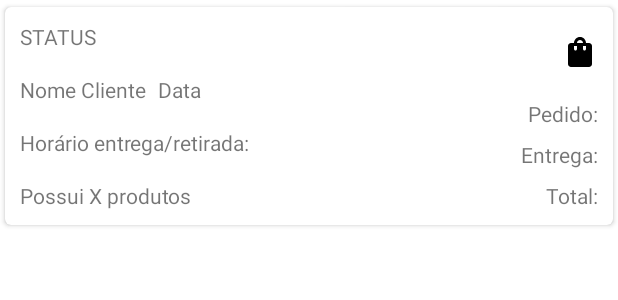
After one commit to MateusAndreatta/GabriellasBrigadeiria, an Android app: the layout order_recycler_item.xml on its own in the app's theme, with its tools: preview values and no code run, on a phone screen of 412 x 824 dp. The commit adds this screen. Shown: the top 300 px of the screen. Run offline under Robolectric (Android 15) with nearby library versions, the phone set to English and light mode, and no system bars.

Commit message:
Orders list

```diff
--- a/app/src/main/java/com/mateusandreatta/gabriellasbrigadeiria/ui/newOrder/NewOrderInfoFragment.java
+++ b/app/src/main/java/com/mateusandreatta/gabriellasbrigadeiria/ui/newOrder/NewOrderInfoFragment.java
@@ -43,7 +43,7 @@ public class NewOrderInfoFragment extends Fragment {
         Log.i(TAG,"onCreateView" );
         newOrderViewModel = new ViewModelProvider(requireActivity()).get(NewOrderViewModel.class);
         spinner = root.findViewById(R.id.spinnerProducts);
-        listView = root.findViewById(R.id.listViewProducts);
+        listView = root.findViewById(R.id.listViewOrderProducts);
         spinnerAdapter = new ArrayAdapter<>(getContext(), android.R.layout.simple_spinner_dropdown_item, new ArrayList<>());
         listViewAdapter =  new ArrayAdapter<>(getActivity(), android.R.layout.simple_list_item_1, android.R.id.text1, new ArrayList<>());
         spinner.setAdapter(spinnerAdapter);
--- a/app/src/main/java/com/mateusandreatta/gabriellasbrigadeiria/ui/product/ProductFragment.java
+++ b/app/src/main/java/com/mateusandreatta/gabriellasbrigadeiria/ui/product/ProductFragment.java
@@ -22,6 +22,8 @@ import com.mateusandreatta.gabriellasbrigadeiria.databinding.FragmentProductBind
 import com.mateusandreatta.gabriellasbrigadeiria.model.Product;
 
 import java.util.ArrayList;
+
+//TODO: Remover produto
 
 public class ProductFragment extends Fragment {
 
--- a/app/src/main/res/layout/fragment_new_order_tab_info.xml
+++ b/app/src/main/res/layout/fragment_new_order_tab_info.xml
@@ -41,7 +41,7 @@
         android:inputType="date"
         app:layout_constraintEnd_toStartOf="@+id/editTextOrderTime"
         app:layout_constraintStart_toStartOf="parent"
-        app:layout_constraintTop_toBottomOf="@+id/listViewProducts" />
+        app:layout_constraintTop_toBottomOf="@+id/listViewOrderProducts" />
 
     <EditText
         android:id="@+id/editTextOrderTime"
@@ -58,7 +58,7 @@
         app:layout_constraintTop_toTopOf="@+id/editTextOrderDate" />
 
     <ListView
-        android:id="@+id/listViewProducts"
+        android:id="@+id/listViewOrderProducts"
         android:layout_width="0dp"
         android:layout_height="250dp"
         android:layout_marginStart="16dp"
--- /dev/null
+++ b/app/src/main/res/layout/order_recycler_item.xml
@@ -0,0 +1,103 @@
+<?xml version="1.0" encoding="utf-8"?>
+<LinearLayout xmlns:android="http://schemas.android.com/apk/res/android"
+    xmlns:app="http://schemas.android.com/apk/res-auto"
+    xmlns:tools="http://schemas.android.com/tools"
+    android:layout_width="match_parent"
+    android:layout_height="wrap_content">
+
+    <androidx.cardview.widget.CardView
+        android:layout_width="match_parent"
+        android:layout_height="wrap_content"
+        app:cardCornerRadius="4dp"
+        app:cardElevation="2dp"
+        app:cardUseCompatPadding="true">
+
+
+        <androidx.constraintlayout.widget.ConstraintLayout
+            android:layout_width="match_parent"
+            android:layout_height="match_parent"
+            android:padding="10dp">
+
+            <TextView
+                android:id="@+id/textViewStatus"
+                android:layout_width="wrap_content"
+                android:layout_height="wrap_content"
+                android:text="STATUS"
+                app:layout_constraintStart_toStartOf="parent"
+                app:layout_constraintTop_toTopOf="parent" />
+
+            <TextView
+                android:id="@+id/textViewTime"
+                android:layout_width="wrap_content"
+                android:layout_height="wrap_content"
+                android:layout_marginTop="16dp"
+                android:text="@string/item_view_time"
+                app:layout_constraintStart_toStartOf="parent"
+                app:layout_constraintTop_toBottomOf="@+id/textViewClientName" />
+
+            <TextView
+                android:id="@+id/textViewClientName"
+                android:layout_width="wrap_content"
+                android:layout_height="wrap_content"
+                android:layout_marginTop="16dp"
+                android:text="Nome Cliente"
+                app:layout_constraintStart_toStartOf="parent"
+                app:layout_constraintTop_toBottomOf="@+id/textViewStatus" />
+
+            <TextView
+                android:id="@+id/textViewDate"
+                android:layout_width="wrap_content"
+                android:layout_height="wrap_content"
+                android:layout_marginStart="8dp"
+                android:text="Data"
+                app:layout_constraintBottom_toBottomOf="@+id/textViewClientName"
+                app:layout_constraintStart_toEndOf="@+id/textViewClientName"
+                app:layout_constraintTop_toTopOf="@+id/textViewClientName" />
+
+            <TextView
+                android:id="@+id/textViewProducts"
+                android:layout_width="wrap_content"
+                android:layout_height="wrap_content"
+                android:layout_marginTop="16dp"
+                android:text="Possui X produtos"
+                app:layout_constraintStart_toStartOf="parent"
+                app:layout_constraintTop_toBottomOf="@+id/textViewTime" />
+
+            <TextView
+                android:id="@+id/textViewOrderPrice"
+                android:layout_width="wrap_content"
+                android:layout_height="wrap_content"
+                android:layout_marginBottom="8dp"
+                android:text="@string/item_view_order"
+                app:layout_constraintBottom_toTopOf="@+id/textViewOrderDeliveryFee"
+                app:layout_constraintEnd_toEndOf="parent" />
+
+            <TextView
+                android:id="@+id/textViewOrderDeliveryFee"
+                android:layout_width="wrap_content"
+                android:layout_height="wrap_content"
+                android:layout_marginBottom="8dp"
+                android:text="@string/item_view_delivery"
+                app:layout_constraintBottom_toTopOf="@+id/textViewOrderTotal"
+                app:layout_constraintEnd_toEndOf="parent" />
+
+            <TextView
+                android:id="@+id/textViewOrderTotal"
+                android:layout_width="wrap_content"
+                android:layout_height="wrap_content"
+                android:text="@string/item_view_total"
+                app:layout_constraintBottom_toBottomOf="parent"
+                app:layout_constraintEnd_toEndOf="parent" />
+
+            <ImageView
+                android:id="@+id/imageViewOrderIcon"
+                android:layout_width="wrap_content"
+                android:layout_height="40dp"
+                app:layout_constraintEnd_toEndOf="parent"
+                app:layout_constraintTop_toTopOf="parent"
+                app:srcCompat="@drawable/ic_menu_shopping_bag_24" />
+
+        </androidx.constraintlayout.widget.ConstraintLayout>
+
+    </androidx.cardview.widget.CardView>
+</LinearLayout>
--- a/app/src/main/res/values/strings.xml
+++ b/app/src/main/res/values/strings.xml
@@ -48,4 +48,8 @@
     <!-- Tabs -->
     <string name="tab_text_1">Pedido</string>
     <string name="tab_text_2">Cliente</string>
+    <string name="item_view_time">Horário entrega/retirada: </string>
+    <string name="item_view_total">Total: </string>
+    <string name="item_view_delivery">Entrega: </string>
+    <string name="item_view_order">Pedido: </string>
 </resources>
```
Also changed, not shown: app/src/main/java/com/mateusandreatta/gabriellasbrigadeiria/MainActivity.java (+6 -2 lines), app/src/main/java/com/mateusandreatta/gabriellasbrigadeiria/NewOrderActivity.java (+9 -4 lines), app/src/main/java/com/mateusandreatta/gabriellasbrigadeiria/OrderDataModel.java (added, +19 -0 lines), app/src/main/java/com/mateusandreatta/gabriellasbrigadeiria/OrdersArrayAdapter.java (added, +115 -0 lines), app/src/main/java/com/mateusandreatta/gabriellasbrigadeiria/Utils/Global.java (+11 -178 lines), app/src/main/java/com/mateusandreatta/gabriellasbrigadeiria/model/Product.java (+2 -12 lines), app/src/main/java/com/mateusandreatta/gabriellasbrigadeiria/ui/order/OrderFragment.java (+47 -18 lines), app/src/main/res/drawable/ic_item_card_order_delivery.xml (added, +10 -0 lines), app/src/main/res/drawable/ic_item_card_order_local.xml (added, +10 -0 lines), app/src/main/res/layout/fragment_order.xml (+9 -13 lines).
